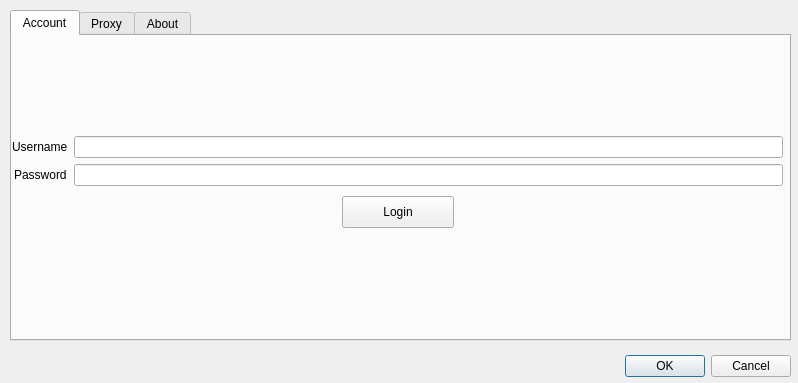
The window that ui/preferenceswindow.ui (ACERLZ/PixivDownloader) describes before a commit, drawn with Qt 5.
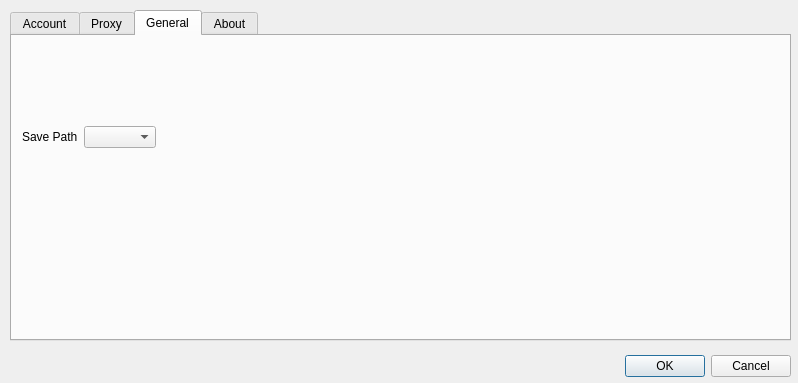
The same window after the commit. The open tabs and pages were chosen to show the change. Icons and pictures are not drawn.

What changed in the file:
```diff
--- a/ui/preferenceswindow.ui
+++ b/ui/preferenceswindow.ui
@@ -178,6 +178,45 @@
      </layout>
     </widget>
    </widget>
+   <widget class="QWidget" name="tab_4">
+    <attribute name="title">
+     <string>General</string>
+    </attribute>
+    <widget class="QWidget" name="formLayoutWidget_4">
+     <property name="geometry">
+      <rect>
+       <x>10</x>
+       <y>90</y>
+       <width>751</width>
+       <height>80</height>
+      </rect>
+     </property>
+     <layout class="QFormLayout" name="formLayout_4">
+      <property name="fieldGrowthPolicy">
+       <enum>QFormLayout::ExpandingFieldsGrow</enum>
+      </property>
+      <property name="rowWrapPolicy">
+       <enum>QFormLayout::WrapLongRows</enum>
+      </property>
+      <property name="labelAlignment">
+       <set>Qt::AlignLeading|Qt::AlignLeft|Qt::AlignVCenter</set>
+      </property>
+      <property name="formAlignment">
+       <set>Qt::AlignLeading|Qt::AlignLeft|Qt::AlignTop</set>
+      </property>
+      <item row="0" column="0">
+       <widget class="QLabel" name="label_14">
+        <property name="text">
+         <string>Save Path</string>
+        </property>
+       </widget>
+      </item>
+      <item row="0" column="1">
+       <widget class="QComboBox" name="method"/>
+      </item>
+     </layout>
+    </widget>
+   </widget>
    <widget class="QWidget" name="tab_3">
     <attribute name="title">
      <string>About</string>
```
Left out of the diff: 2 changed lines with no effect on the pictures.
